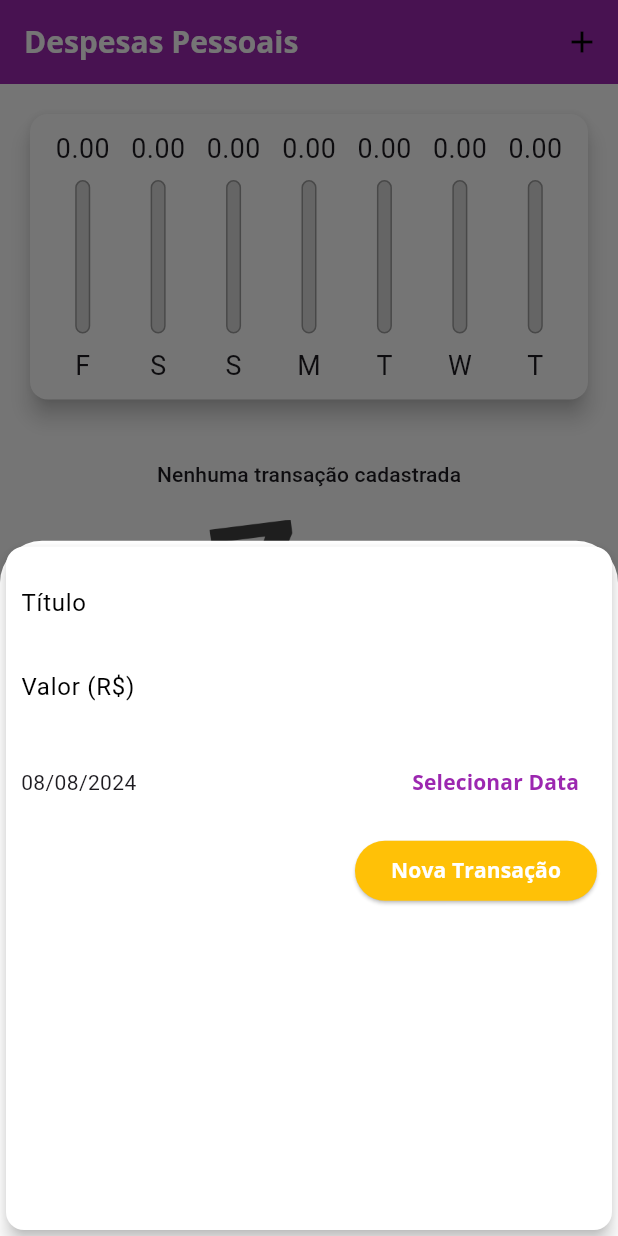
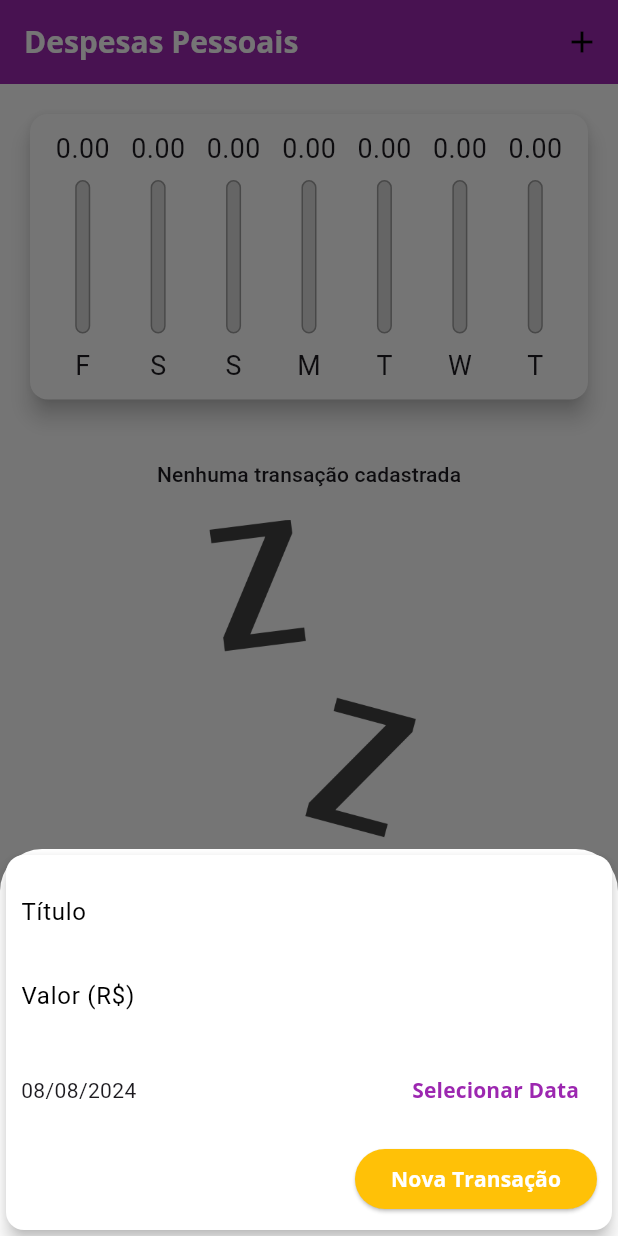
Before and after one commit to alexandreccarmo/despesas_pessoais_flutter, a Flutter app: the screen it shows after launch, after a tap on the "add" icon, on a phone screen of 412 x 824 dp. Run offline on Flutter 3.47's test engine with Material 3 defaults, Android fonts, the light colour scheme and no system bars; missing offline and left inert: dart:ffi.

Commit message:
mais alguns ajustes de layout

```diff
--- a/expenses_flutter/lib/components/transction_form.dart
+++ b/expenses_flutter/lib/components/transction_form.dart
@@ -1,5 +1,6 @@
 import 'package:flutter/cupertino.dart';
 import 'package:flutter/material.dart';
+import 'package:flutter/widgets.dart';
 import 'package:intl/intl.dart';
 
 class TransactionForm extends StatefulWidget {
@@ -48,10 +49,16 @@ class _TransactionFormState extends State<TransactionForm> {
 
   @override
   Widget build(BuildContext context) {
-    return Card(
+    return SingleChildScrollView(
+      child: Card(
         elevation: 5,
         child: Padding(
-        padding: const EdgeInsets.all(10),
+          padding: EdgeInsets.only(
+            top:10,
+            right: 10,
+            left: 10,
+            bottom: 10 + MediaQuery.of(context).viewInsets.bottom
+          ),
           child: Column(
             children: [
               TextField(
@@ -106,6 +113,7 @@ class _TransactionFormState extends State<TransactionForm> {
             ],
           ),
         ),
+      ),
     );
   }
 }
--- a/expenses_flutter/lib/main.dart
+++ b/expenses_flutter/lib/main.dart
@@ -100,8 +100,8 @@ class _MyHomePageState extends State<MyHomePage> {
 
   @override
   Widget build(BuildContext context) {
-
-    bool isLandScape = MediaQuery.of(context).orientation == Orientation.landscape;
+    final mediaQuery = MediaQuery.of(context);
+    bool isLandScape = mediaQuery.orientation == Orientation.landscape;
 
     final appBar = AppBar(
       title: const Text(
@@ -124,7 +124,7 @@ class _MyHomePageState extends State<MyHomePage> {
       ],
     );
 
-    final avalibleHeight = MediaQuery.of(context).size.height - appBar.preferredSize.height - MediaQuery.of(context).padding.top;
+    final avalibleHeight = mediaQuery.size.height - appBar.preferredSize.height - MediaQuery.of(context).padding.top;
 
     return Scaffold(
       appBar: appBar,
@@ -140,7 +140,7 @@ class _MyHomePageState extends State<MyHomePage> {
             if(!_showChart || !isLandScape)
               Container(
               child: TransactionList(_transactions, _removeTransaction),
-              height: avalibleHeight * 0.70,
+              height: avalibleHeight * (isLandScape ? 1 : 0.7),
             ),
           ],
         ),
```
Also changed, not shown: expenses_flutter/lib/components/transaction_list.dart (+7 -1 lines). Lines whose indentation alone changed are shown as unchanged.
